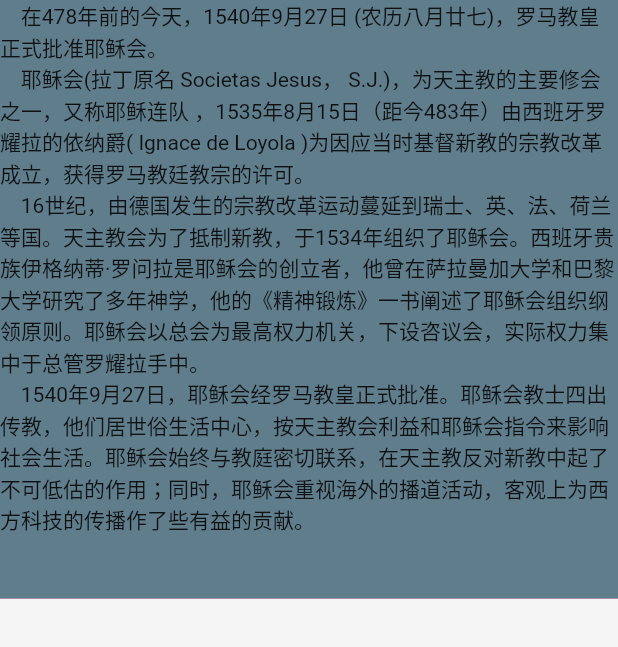
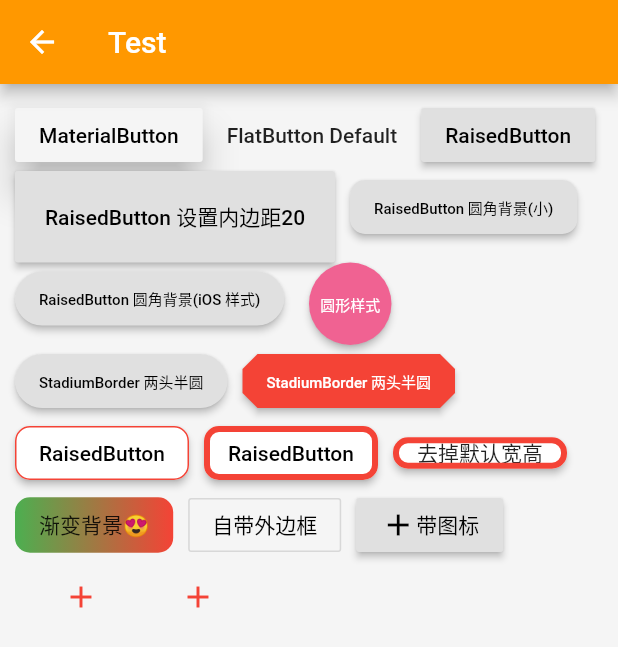
Before and after one commit to yanftch/book, a Flutter app: the TestPage screen opened by its route, on a phone screen of 412 x 824 dp. Shown: the top 647 px of the screen. Run offline on Flutter 3.47's test engine with Material 2 defaults, Android fonts, the phone set to English and light mode, and no system bars; our stand-ins replace cached_network_image, connectivity, dio, event_bus, flutter_swiper, fluttertoast and 3 more; missing offline and left inert: flutter_ijkplayer, flutter_webview_plugin; accounts and stored records are empty; generated files the repository leaves out were written again; network calls fail.

Commit message:
widget for week: Button

```diff
--- /dev/null
+++ b/lib/demo/widgets/w_button.dart
@@ -0,0 +1,196 @@
+import 'package:book/framework.dart';
+import 'package:flutter/material.dart';
+
+/// widget for [MaterialButton]
+/// source code: 1.10.2
+/// date: 2019/9/30
+/// author: yanftch
+
+class WidgetButton extends StatefulWidget {
+  @override
+  _WidgetButtonState createState() => _WidgetButtonState();
+}
+
+class _WidgetButtonState extends State<WidgetButton> {
+  @override
+  Widget build(BuildContext context) => _buttons();
+
+  Widget _buttons() => Container(
+        padding: const EdgeInsets.all(10),
+        child: Wrap(
+          children: <Widget>[
+            MaterialButton(
+                onPressed: () {
+                  print("MaterialButton...click");
+                },
+                child: Text("MaterialButton"),
+                textColor: Colors.black,
+                color: Colors.grey[100],
+                elevation: 10,
+                // splashColor: Colors.yellow,
+                highlightColor: Colors.pink
+                // disabledColor: Colors.blue,
+                ),
+            FlatButton(
+              onPressed: () {
+                _showSnackBar("FlatButton无背景色");
+              },
+              textColor: Colors.black87,
+              splashColor: Colors.transparent,
+              child: Text("FlatButton Default"),
+            ),
+            RaisedButton(
+              onPressed: () {
+                _showSnackBar("RaisedButton 默认");
+              },
+              child: Text("RaisedButton"),
+            ),
+            RaisedButton(
+              onPressed: () {
+                _showSnackBar("RaisedButton 设置内边距20");
+              },
+              child: Text("RaisedButton 设置内边距20"),
+              padding: const EdgeInsets.all(20),
+            ),
+            SizedBox(width: 10),
+            RaisedButton(
+              onPressed: () {},
+              shape: RoundedRectangleBorder(
+                borderRadius: BorderRadius.all(Radius.circular(10)),
+              ),
+              child: Text(
+                "RaisedButton 圆角背景(小)",
+                style: TextStyle(fontSize: 10),
+              ),
+            ),
+            RaisedButton(
+              onPressed: () {},
+              shape: RoundedRectangleBorder(
+                borderRadius: BorderRadius.all(Radius.circular(300)),
+              ),
+              child: Text(
+                "RaisedButton 圆角背景(iOS 样式)",
+                style: TextStyle(fontSize: 10),
+              ),
+            ),
+            RaisedButton(
+              color: Colors.pink[300],
+              onPressed: () {},
+              textColor: Colors.white,
+              padding: const EdgeInsets.all(20),
+              shape: CircleBorder(),
+              child: Text(
+                "圆形样式",
+                style: TextStyle(fontSize: 10),
+              ),
+            ),
+            RaisedButton(
+              onPressed: () {},
+              shape: StadiumBorder(),
+              child: Text(
+                "StadiumBorder 两头半圆",
+                style: TextStyle(fontSize: 10),
+              ),
+            ),
+            SizedBox(width: 10),
+            RaisedButton(
+              color: Colors.red,
+              onPressed: () {},
+              shape: BeveledRectangleBorder(
+                  borderRadius: BorderRadius.circular(10)),
+              child: Text(
+                "StadiumBorder 两头半圆",
+                style: TextStyle(fontSize: 10),
+              ),
+            ),
+            RaisedButton(
+              onPressed: () {},
+              color: Colors.white,
+              shape: RoundedRectangleBorder(
+                  borderRadius: BorderRadius.circular(10),
+                  side: BorderSide(color: Colors.red, width: 1)),
+              child: Text("RaisedButton"),
+            ),
+            SizedBox(width: 10),
+            RaisedButton(
+              onPressed: () {},
+              color: Colors.white,
+              shape: RoundedRectangleBorder(
+                  borderRadius: BorderRadius.circular(10),
+                  side: BorderSide(color: Colors.red, width: 4)),
+              child: Text("RaisedButton"),
+            ),
+            SizedBox(width: 10),
+            Theme(
+              child: RaisedButton(
+                onPressed: () {},
+                color: Colors.white,
+                shape: RoundedRectangleBorder(
+                    borderRadius: BorderRadius.circular(10),
+                    side: BorderSide(color: Colors.red, width: 4)),
+                child: Text("去掉默认宽高"),
+              ),
+              data: ThemeData().copyWith(
+                  buttonTheme: ButtonThemeData(minWidth: 10, height: 20)),
+            ),
+            Theme(
+              child: RaisedButton(
+                onPressed: () {},
+                elevation: 0.0,
+                color: Colors.white,
+                shape: RoundedRectangleBorder(
+                  borderRadius: BorderRadius.circular(10),
+                ),
+                child: Container(
+                  child: Text("渐变背景😍"),
+                  padding: EdgeInsets.fromLTRB(16, 8, 16, 8),
+                  decoration: BoxDecoration(
+                      borderRadius: BorderRadius.circular(10),
+                      gradient:
+                          LinearGradient(colors: [Colors.green, Colors.red])),
+                ),
+              ),
+              data: ThemeData().copyWith(
+                  buttonTheme:
+                      ButtonThemeData(padding: const EdgeInsets.all(0))),
+            ),
+            SizedBox(width: 10),
+            OutlineButton(
+              onPressed: () {},
+              child: Text("自带外边框"),
+            ),
+            SizedBox(width: 10),
+            RaisedButton(
+              onPressed: () {},
+              child: Row(
+                mainAxisSize: MainAxisSize.min,
+                children: <Widget>[Icon(Icons.add), Text("带图标")],
+              ),
+            ),
+            SizedBox(width: 10),
+            FlatButton(
+              onPressed: () {},
+              child: Icon(
+                Icons.add,
+                color: Colors.red,
+              ),
+            ),
+            SizedBox(width: 10),
+            IconButton(
+              onPressed: () {},
+              icon: Icon(
+                Icons.add,
+                color: Colors.red,
+              ),
+            ),
+            SizedBox(width: 10),
+          ],
+        ),
+      );
+
+  void _showSnackBar(String msg) {
+    Scaffold.of(context).showSnackBar(SnackBar(
+      content: Text(msg),
+    ));
+  }
+}
--- a/lib/main.dart
+++ b/lib/main.dart
@@ -10,16 +10,16 @@ import 'framework.dart';
 
 /// 当做入口，只提供路由跳转
 ///
-// void main() => runApp(MyApp());
+// void main() => runApp(Entrance());
 void main() async {
   /// todo 提出去，将一些初始化的操作放到单独类里边
   ///
   SpUtil.getInstance();
 
-  runZoned(() async => runApp(MyApp()));
+  runZoned(() async => runApp(Entrance()));
 }
 
-class MyApp extends StatelessWidget {
+class Entrance extends StatelessWidget {
   // This widget is the root of your application.
   @override
   Widget build(BuildContext context) => MaterialApp(
--- a/lib/pages/test_page.dart
+++ b/lib/pages/test_page.dart
@@ -1,3 +1,4 @@
+import 'package:book/demo/widgets/w_button.dart';
 import 'package:flutter/material.dart';
 import 'package:book/styles.dart';
 
@@ -9,22 +10,17 @@ class TestPage extends StatefulWidget {
 class _TestPageState extends State<TestPage> {
   @override
   void initState() {
-    // TODO: implement initState
     super.initState();
   }
-var a ="""    在478年前的今天，1540年9月27日 (农历八月廿七)，罗马教皇正式批准耶稣会。\r\n    耶稣会(拉丁原名 Societas Jesus， S.J.)，为天主教的主要修会之一，又称耶稣连队 ，1535年8月15日（距今483年）由西班牙罗耀拉的依纳爵( Ignace de Loyola )为因应当时基督新教的宗教改革成立，获得罗马教廷教宗的许可。\r\n    16世纪，由德国发生的宗教改革运动蔓延到瑞士、英、法、荷兰等国。天主教会为了抵制新教，于1534年组织了耶稣会。西班牙贵族伊格纳蒂·罗问拉是耶稣会的创立者，他曾在萨拉曼加大学和巴黎大学研究了多年神学，他的《精神锻炼》一书阐述了耶稣会组织纲领原则。耶稣会以总会为最高权力机关，下设咨议会，实际权力集中于总管罗耀拉手中。\r\n    1540年9月27日，耶稣会经罗马教皇正式批准。耶稣会教士四出传教，他们居世俗生活中心，按天主教会利益和耶稣会指令来影响社会生活。耶稣会始终与教庭密切联系，在天主教反对新教中起了不可低估的作用；同时，耶稣会重视海外的播道活动，客观上为西方科技的传播作了些有益的贡献。\r\n\r\n""";
+
   @override
   Widget build(BuildContext context) {
-    var data = MediaQuery.of(context).removePadding(removeTop: true);
 
     return Scaffold(
-      body: Container(
-        decoration: BoxDecoration(gradient: Styles.linearGradient),
-        child: Container(
-          color: Colors.blueGrey,
-          child: Text(a),
-        ),
+      appBar: AppBar(
+        title: Text("Test"),
       ),
+      body: WidgetButton(),
     );
   }
 }
```
